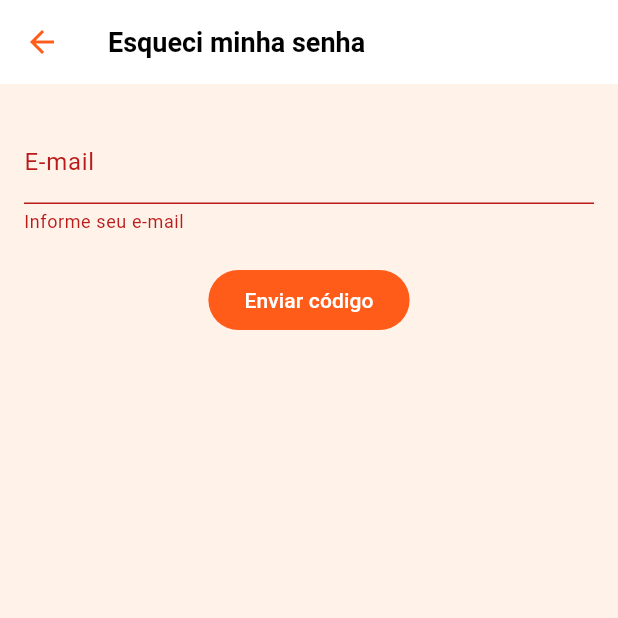
After one commit to KimQueiroga/pelada_chori, a Flutter app: the ForgotPasswordPage screen opened directly, after a tap on "Enviar código", on a phone screen of 412 x 824 dp, the top half of it. The commit adds this screen. Run offline on Flutter 3.47's test engine with Material 3 defaults, Android fonts, the phone set to English and light mode, and no system bars; our stand-ins replace shared_preferences; accounts and stored records are empty.

Commit message:
reset de senha

```diff
--- /dev/null
+++ b/lib/screens/forgot_password_page.dart
@@ -0,0 +1,93 @@
+import 'package:flutter/material.dart';
+import '../services/api_service.dart';
+import 'verify_reset_code_page.dart';
+
+class ForgotPasswordPage extends StatefulWidget {
+  const ForgotPasswordPage({super.key});
+
+  @override
+  State<ForgotPasswordPage> createState() => _ForgotPasswordPageState();
+}
+
+class _ForgotPasswordPageState extends State<ForgotPasswordPage> {
+  final _formKey = GlobalKey<FormState>();
+  final _emailCtrl = TextEditingController();
+  bool _loading = false;
+
+  @override
+  void dispose() {
+    _emailCtrl.dispose();
+    super.dispose();
+  }
+
+  Future<void> _submit() async {
+    if (!_formKey.currentState!.validate()) return;
+    setState(() => _loading = true);
+
+    final ok = await ApiService.requestPasswordReset(_emailCtrl.text.trim());
+
+    if (!mounted) return;
+    setState(() => _loading = false);
+
+    if (ok) {
+      ScaffoldMessenger.of(context)
+        ..clearSnackBars()
+        ..showSnackBar(const SnackBar(
+          content: Text('Código enviado! Verifique seu e-mail.'),
+        ));
+      Navigator.push(
+        context,
+        MaterialPageRoute(
+          builder: (_) => VerifyResetCodePage(email: _emailCtrl.text.trim()),
+        ),
+      );
+    } else {
+      ScaffoldMessenger.of(context)
+        ..clearSnackBars()
+        ..showSnackBar(const SnackBar(
+          content: Text('Não foi possível enviar o código.'),
+        ));
+    }
+  }
+
+  @override
+  Widget build(BuildContext context) {
+    return Scaffold(
+      appBar: AppBar(title: const Text('Esqueci minha senha')),
+      body: Padding(
+        padding: const EdgeInsets.all(16),
+        child: Form(
+          key: _formKey,
+          child: Column(
+            children: [
+              const SizedBox(height: 8),
+              TextFormField(
+                controller: _emailCtrl,
+                keyboardType: TextInputType.emailAddress,
+                decoration: const InputDecoration(
+                  labelText: 'E-mail',
+                  hintText: 'seu@email.com',
+                ),
+                validator: (v) {
+                  final s = v?.trim() ?? '';
+                  if (s.isEmpty) return 'Informe seu e-mail';
+                  if (!s.contains('@') || !s.contains('.')) {
+                    return 'E-mail inválido';
+                  }
+                  return null;
+                },
+              ),
+              const SizedBox(height: 20),
+              _loading
+                  ? const CircularProgressIndicator()
+                  : FilledButton(
+                      onPressed: _submit,
+                      child: const Text('Enviar código'),
+                    ),
+            ],
+          ),
+        ),
+      ),
+    );
+  }
+}
```
Also changed, not shown: lib/screens/login_page.dart (+6 -1 lines), lib/screens/verify_reset_code_page.dart (added, +162 -0 lines), lib/services/api_service.dart (+61 -0 lines).
